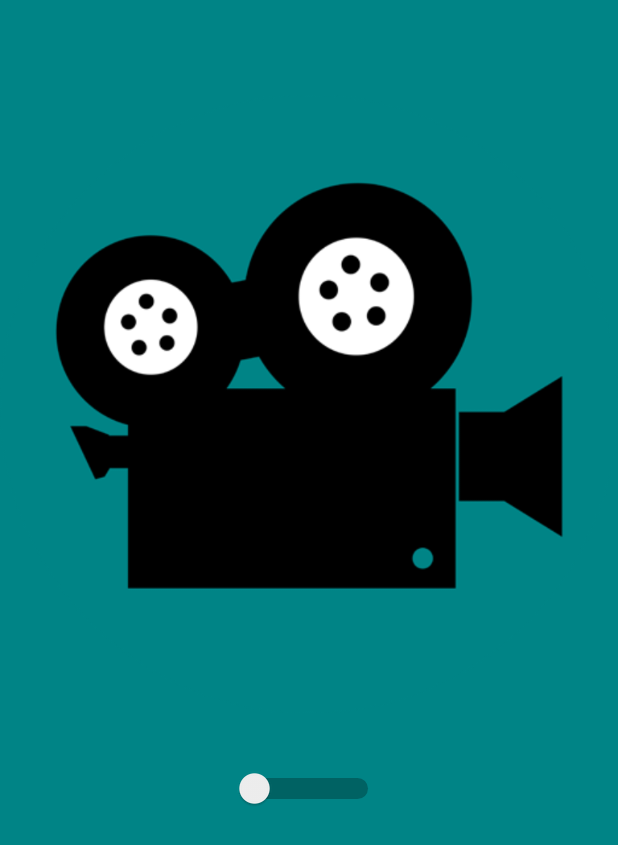
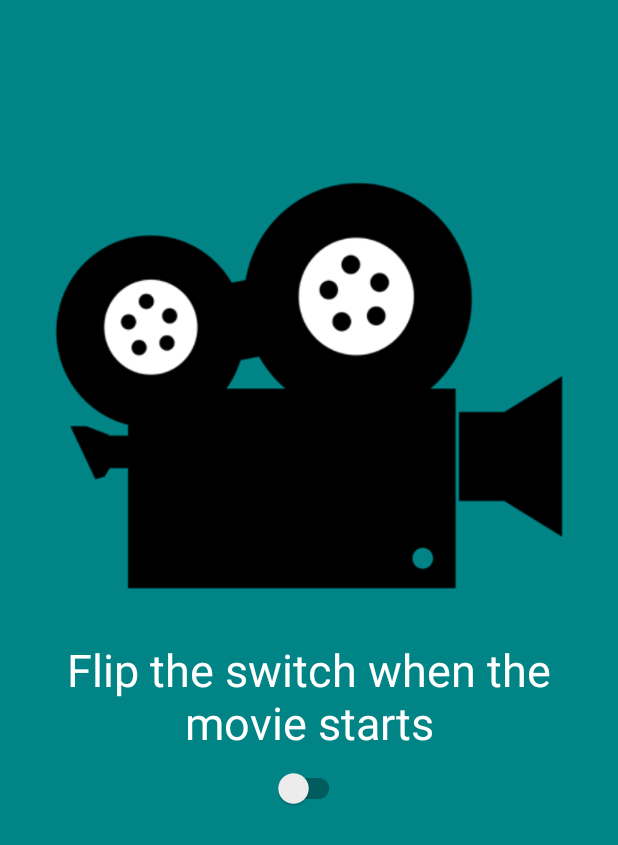
Before and after one commit to Garrison88/TheatreSMS, an Android app: the layout layout_settings.xml on its own in the app's theme, with its tools: preview values and no code run, on a phone screen of 412 x 824 dp. Shown: the top 845 px of the screen. Run offline under Robolectric (Android 15) with nearby library versions, the phone set to English and light mode, and no system bars.

Commit message:
Updating for 5.0
Created colors.xml, cleaning up code, making app compatible with
'Priority Mode'

```diff
--- a/app/src/main/AndroidManifest.xml
+++ b/app/src/main/AndroidManifest.xml
@@ -12,7 +12,7 @@
         android:allowBackup="true"
         android:icon="@drawable/ic_launcher"
         android:label="@string/app_name"
-        android:theme="@style/AppTheme" >
+        android:theme="@style/AppTheme.NoActionBar" >
         <activity
             android:name="com.garrisonthomas.theatresms.SettingsActivity"
             android:label="@string/app_name" >
--- a/app/src/main/java/com/garrisonthomas/theatresms/ListModel.java
+++ b/app/src/main/java/com/garrisonthomas/theatresms/ListModel.java
@@ -5,7 +5,7 @@ public class ListModel {
     String smsBody;
     String timeStamp;
 
-    public ListModel (String text1, String text2) {
+    public ListModel(String text1, String text2) {
 
         smsBody = text1;
         timeStamp = text2;
--- a/app/src/main/res/layout/layout_settings.xml
+++ b/app/src/main/res/layout/layout_settings.xml
@@ -9,7 +9,7 @@
     <ScrollView
         android:layout_width="fill_parent"
         android:layout_height="fill_parent"
-        android:background="#008486">
+        android:background="@color/colorPrimary">
 
         <RelativeLayout
             android:layout_width="fill_parent"
@@ -32,15 +32,15 @@
                 android:layout_width="wrap_content"
                 android:layout_height="wrap_content"
                 android:layout_centerHorizontal="true"
+                android:gravity="center_horizontal"
                 android:textColor="#FFFFFF"
                 android:textSize="30sp"
                 android:id="@+id/textview_enjoy_movie"
                 android:layout_above="@+id/activation_switch"
                 android:text="@string/settings_enjoy_movie"
-                android:padding="10dp"
-                android:visibility="invisible"/>
+                android:padding="10dp"/>
 
-            <Switch
+            <android.support.v7.widget.SwitchCompat
                 android:layout_width="wrap_content"
                 android:layout_height="wrap_content"
                 android:id="@+id/activation_switch"
--- a/app/src/main/res/values/strings.xml
+++ b/app/src/main/res/values/strings.xml
@@ -22,6 +22,6 @@
         phone to silent-mode\n\t- Set the text to an easily read colour\n\t- Display the most recent text
         message you receive\n\nYou can then respond while respecting those around you </string>
     <string name="settings_title">Theatre SMS</string>
-    <string name="settings_enjoy_movie">Enjoy The Show!</string>
+    <string name="settings_enjoy_movie">Flip the switch when the movie starts</string>
 
 </resources>
--- a/app/src/main/res/values/styles.xml
+++ b/app/src/main/res/values/styles.xml
@@ -1,8 +1,11 @@
+<?xml version="1.0" encoding="utf-8"?>
+
 <resources>
 
     <!-- Base application theme. -->
-    <style name="AppTheme" parent="Theme.AppCompat.Light.DarkActionBar">
-        <!-- Customize your theme here. -->
+    <style name="AppTheme.NoActionBar" parent="Theme.AppCompat.Light.NoActionBar">
+        <item name="colorPrimary">@color/colorPrimary</item>
+        <item name="colorPrimaryDark">@color/colorPrimaryDark</item>
     </style>
 
 </resources>
--- a/build.gradle
+++ b/build.gradle
@@ -5,7 +5,7 @@ buildscript {
         jcenter()
     }
     dependencies {
-        classpath 'com.android.tools.build:gradle:1.0.0'
+        classpath 'com.android.tools.build:gradle:1.3.0'
 
         // NOTE: Do not place your application dependencies here; they belong
         // in the individual module build.gradle files
```
Also changed, not shown: app/build.gradle (+4 -3 lines), app/src/main/java/com/garrisonthomas/theatresms/DateHelper.java (+14 -18 lines), app/src/main/java/com/garrisonthomas/theatresms/ListviewAdapter.java (+32 -27 lines), app/src/main/java/com/garrisonthomas/theatresms/SendSmsActivity.java (+11 -12 lines), app/src/main/java/com/garrisonthomas/theatresms/SettingsActivity.java (+26 -28 lines), app/src/main/java/com/garrisonthomas/theatresms/Util.java (+3 -4 lines), app/src/main/res/layout/layout_message.xml (+10 -10 lines), app/src/main/res/values/colors.xml (added, +11 -0 lines), 2 other files.
